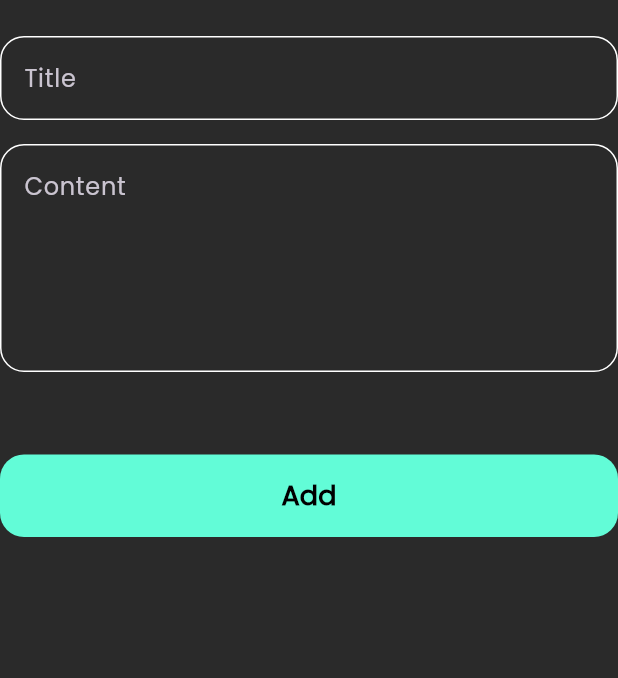
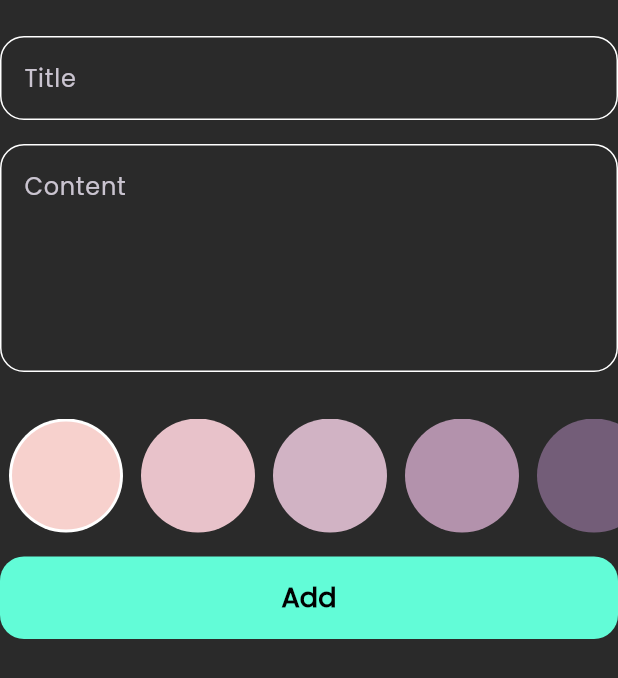
Before and after one commit to MostafaYousry12/Notes_App, a Flutter app: the AddNote widget shown alone on an empty page, opened directly, on a phone screen of 412 x 824 dp. Shown: the top 678 px of the screen. Run offline on Flutter 3.47's test engine with Material 3 defaults, Android fonts, the phone set to English and light mode, and no system bars; our stand-ins replace bloc, flutter_bloc, font_awesome_flutter, hive, hive_flutter, modal_progress_hud_nsn; accounts and stored records are empty.

Commit message:
adding colors and edit colors list view

```diff
--- a/lib/constants.dart
+++ b/lib/constants.dart
@@ -3,3 +3,10 @@ import 'package:flutter/material.dart';
 Color kPrimaryColor = const Color(0xff62FCD7);
 
 const kNotesBox = 'notes box';
+List<Color> kColors = [
+  Color(0xffF7D1CD),
+  Color(0xffE8C2CA),
+  Color(0xffD1B3C4),
+  Color(0xffB392AC),
+  Color(0xff735D78),
+];
--- a/lib/cubit/add_note_cubit/add_note_cubit.dart
+++ b/lib/cubit/add_note_cubit/add_note_cubit.dart
@@ -10,7 +10,10 @@ part 'add_note_state.dart';
 class AddNoteCubit extends Cubit<AddNoteState> {
   AddNoteCubit() : super(AddNoteInitial());
 
+  Color colors = const Color(0xffF7D1CD);
+
   addNote(NoteModel note) async {
+    note.color = colors!.value;
     emit(AddNoteLoading());
     try {
       var notebox = Hive.box<NoteModel>(kNotesBox);
--- a/lib/views/notes_view.dart
+++ b/lib/views/notes_view.dart
@@ -22,7 +22,7 @@ class NotesView extends StatelessWidget {
                 return const CustomShowModelSheet();
               });
         },
-        backgroundColor: Colors.blue,
+        backgroundColor: Color(0xffF7D1CD),
         child: const Icon(
           Icons.add,
           color: Colors.black,
--- a/lib/widgets/add_note_form.dart
+++ b/lib/widgets/add_note_form.dart
@@ -2,6 +2,7 @@ import 'package:flutter/material.dart';
 import 'package:flutter_bloc/flutter_bloc.dart';
 import 'package:notes_app/cubit/add_note_cubit/add_note_cubit.dart';
 import 'package:notes_app/models/note_model.dart';
+import 'package:notes_app/widgets/color_note_list.dart';
 import 'package:notes_app/widgets/custom_buttom.dart';
 import 'package:notes_app/widgets/custom_text_field.dart';
 
@@ -46,8 +47,9 @@ class _AddNoteState extends State<AddNote> {
                   },
                 ),
                 const SizedBox(
-                  height: 55,
+                  height: 15,
                 ),
+                const ColorItemList(),
                 BlocBuilder<AddNoteCubit, AddNoteState>(
                     builder: (context, state) {
                   return CustomButtom(
--- /dev/null
+++ b/lib/widgets/color_note_list.dart
@@ -0,0 +1,67 @@
+import 'package:flutter/material.dart';
+import 'package:flutter_bloc/flutter_bloc.dart';
+import 'package:notes_app/constants.dart';
+import 'package:notes_app/cubit/add_note_cubit/add_note_cubit.dart';
+
+class ColorItem extends StatelessWidget {
+  const ColorItem({super.key, required this.isActive, required this.colors});
+  final bool isActive;
+  final Color colors;
+  @override
+  Widget build(BuildContext context) {
+    return isActive
+        ? CircleAvatar(
+            backgroundColor: Colors.white,
+            radius: 38,
+            child: CircleAvatar(
+              radius: 36,
+              backgroundColor: colors,
+            ),
+          )
+        : CircleAvatar(
+            radius: 38,
+            backgroundColor: colors,
+          );
+  }
+}
+
+class ColorItemList extends StatefulWidget {
+  const ColorItemList({super.key});
+
+  @override
+  State<ColorItemList> createState() => _ColorItemListState();
+}
+
+class _ColorItemListState extends State<ColorItemList> {
+  int currentindex = 0;
+
+  @override
+  Widget build(BuildContext context) {
+    return Padding(
+      padding: const EdgeInsets.symmetric(vertical: 16),
+      child: SizedBox(
+        height: 38 * 2,
+        child: ListView.builder(
+            itemCount: kColors.length,
+            scrollDirection: Axis.horizontal,
+            itemBuilder: (context, index) {
+              return GestureDetector(
+                onTap: () {
+                  currentindex = index;
+                  BlocProvider.of<AddNoteCubit>(context).colors =
+                      kColors[index];
+                  setState(() {});
+                },
+                child: Padding(
+                  padding: const EdgeInsets.symmetric(horizontal: 6),
+                  child: ColorItem(
+                    isActive: currentindex == index,
+                    colors: kColors[index],
+                  ),
+                ),
+              );
+            }),
+      ),
+    );
+  }
+}
--- a/lib/widgets/custom_card.dart
+++ b/lib/widgets/custom_card.dart
@@ -27,7 +27,7 @@ class CustomCard extends StatelessWidget {
       child: Container(
         decoration: BoxDecoration(
           borderRadius: BorderRadius.circular(16),
-          color: Colors.orange,
+          color: Color(notes.color),
         ),
         child: Padding(
           padding: const EdgeInsets.only(left: 8, top: 16, bottom: 18),
--- a/lib/widgets/notes_edit_viewbody.dart
+++ b/lib/widgets/notes_edit_viewbody.dart
@@ -3,6 +3,7 @@ import 'package:flutter_bloc/flutter_bloc.dart';
 import 'package:notes_app/cubit/cubit/note_cubit_cubit.dart';
 import 'package:notes_app/models/note_model.dart';
 import 'package:notes_app/widgets/custom_text_field.dart';
+import 'package:notes_app/widgets/edit_color_list_view.dart';
 import 'package:notes_app/widgets/notes_custom_appbar.dart';
 
 class NotesEditViewbody extends StatefulWidget {
@@ -14,6 +15,7 @@ class NotesEditViewbody extends StatefulWidget {
 
 class _NotesEditViewbodyState extends State<NotesEditViewbody> {
   String? title, subtitle;
+
   @override
   Widget build(BuildContext context) {
     return Padding(
@@ -53,6 +55,9 @@ class _NotesEditViewbodyState extends State<NotesEditViewbody> {
             hint: widget.notes.subTitle,
             maxLines: 5,
           ),
+          EditColorListView(
+            notes: widget.notes,
+          )
         ],
       ),
     );
```
Also changed, not shown: lib/widgets/edit_color_list_view.dart (added, +54 -0 lines).
